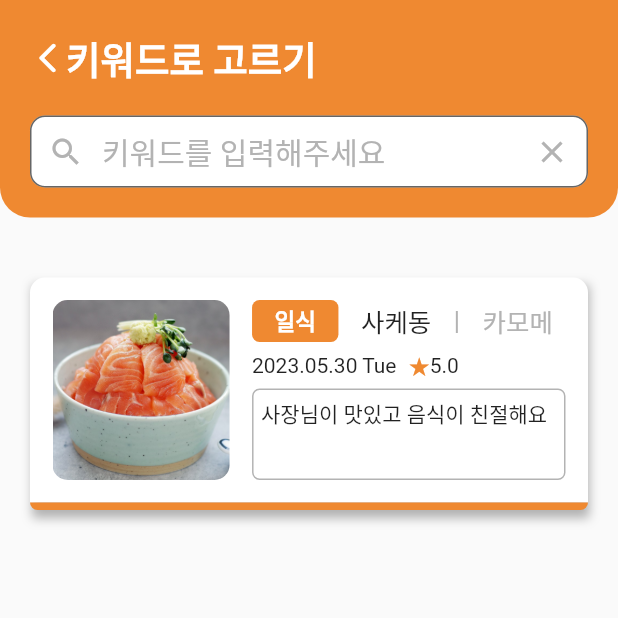
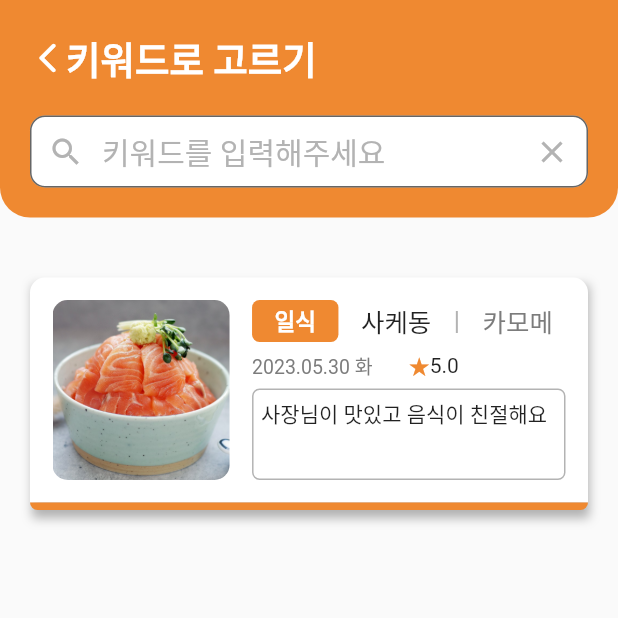
Before and after one commit to DBLabProj/MeokJaGO, a Flutter app: the searchScreen screen opened directly, on a phone screen of 412 x 824 dp, the top half of it. Run offline on Flutter 3.47's test engine with Material 2 defaults, Android fonts, the phone set to English and light mode, and no system bars; our stand-ins replace flutter_rating_bar, fluttertoast; missing offline and left inert: multi_masked_formatter; generated files the repository leaves out were written again.

Commit message:
🎨 change some desgin

```diff
--- a/lib/screens/search_screen.dart
+++ b/lib/screens/search_screen.dart
@@ -150,9 +150,9 @@ class menuCard extends StatelessWidget {
                               ),
                               Text(
                                 restaurant,
-                                style: TextStyle(
+                                style: const TextStyle(
                                   fontSize: 17,
-                                  color: Theme.of(context).primaryColorLight,
+                                  color: Color(0xFF7c7c7c),
                                 ),
                               ),
                             ],
@@ -163,8 +163,10 @@ class menuCard extends StatelessWidget {
                               children: [
                                 Expanded(
                                   child: Text(
-                                    DateFormat("yyyy.MM.dd E")
+                                    DateFormat("yyyy.MM.dd E", "ko")
                                         .format(dateEaten),
+                                    style: const TextStyle(
+                                        color: Color(0xFF7c7c7c), fontSize: 13),
                                   ),
                                 ),
                                 Expanded(
```
